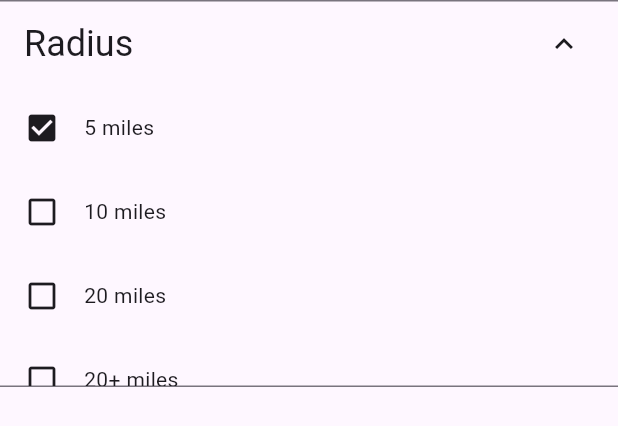
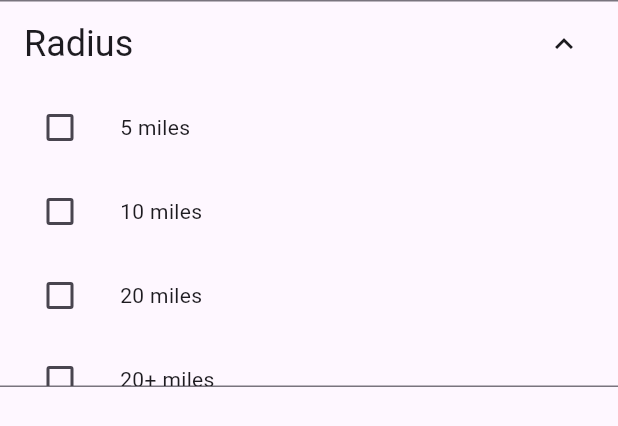
Before and after one commit to anishh2003/petRescues, a Flutter app: the RadiusExpansionTileOptions widget shown alone on an empty page, opened directly, after a tap on "Radius", on a phone screen of 412 x 824 dp. Shown: the top 426 px of the screen. Run offline on Flutter 3.47's test engine with Material 3 defaults, Android fonts, the phone set to English and light mode, and no system bars; our stand-ins replace appinio_swiper, card_swiper, cloud_firestore, file_picker, firebase_auth, firebase_core and 9 more; missing offline and left inert: flutter_map_math; accounts and stored records are empty.

Commit message:
radius filter logic

```diff
--- a/lib/features/filters/widgets/filter_expansion_options.dart/radius_expansion.dart
+++ b/lib/features/filters/widgets/filter_expansion_options.dart/radius_expansion.dart
@@ -1,5 +1,6 @@
 import 'package:flutter/material.dart';
 import 'package:flutter_riverpod/flutter_riverpod.dart';
+import 'package:pet_rescues/features/filters/controller/filters_controller.dart';
 import 'package:pet_rescues/models/filters_model.dart';
 import 'package:pet_rescues/settings/theme_provider.dart';
 
@@ -16,14 +17,9 @@ class _RadiusExpansionTileOptionsState
   int index = 0;
 
   @override
-  void initState() {
-    // index = ref.read(appliedPetsToggleProvider.notifier).state.index;
-    super.initState();
-  }
-
-  @override
   Widget build(BuildContext context) {
     var darkTheme = ref.watch(darkThemeProvider);
+    var radiusOptions = ref.watch(tempRadiusSelectedProvider);
     return ExpansionTile(
       expandedAlignment: Alignment.centerLeft,
       expandedCrossAxisAlignment: CrossAxisAlignment.start,
@@ -46,30 +42,25 @@ class _RadiusExpansionTileOptionsState
               shrinkWrap: true,
               itemCount: filterMenuOptions[0].radiusOptions!.length,
               itemBuilder: (context, i) {
-                return GestureDetector(
-                  onTap: () {
-                    setState(() {
-                      index = i;
+                return ListTile(
+                  leading: Checkbox(
+                    value: radiusOptions[i].checkboxValue,
+                    onChanged: (bool? value) {
+                      ref
+                          .read(tempRadiusSelectedProvider.notifier)
+                          .update((state) {
+                        final updatedOptions = [...state];
+                        updatedOptions[i] = RadiusOption(
+                          title: updatedOptions[i].title,
+                          checkboxValue: value ?? false,
+                        );
+                        return updatedOptions;
                       });
                     },
-                  child: ListTile(
-                    leading: index == i
-                        ? Icon(
-                            Icons.check_box,
-                            color: darkTheme
-                                ? Theme.of(context).colorScheme.primaryContainer
-                                : Theme.of(context).colorScheme.onSurface,
-                          )
-                        : Icon(
-                            Icons.check_box_outline_blank,
-                            color: darkTheme
-                                ? Theme.of(context).colorScheme.primaryContainer
-                                : Theme.of(context).colorScheme.onSurface,
                   ),
                   title: Text(
                     filterMenuOptions[0].radiusOptions![i].title,
                     style: Theme.of(context).textTheme.bodyMedium,
-                    ),
                   ),
                 );
               },
```
Also changed, not shown: lib/core/providers/settings_provider.dart (+38 -0 lines), lib/features/filters/controller/filters_controller.dart (+9 -0 lines), lib/features/filters/screens/filters_screen.dart (+9 -0 lines), lib/models/filters_model.dart (+6 -4 lines), lib/models/pet_candidate_model.dart (+19 -0 lines). Lines whose indentation alone changed are shown as unchanged.
